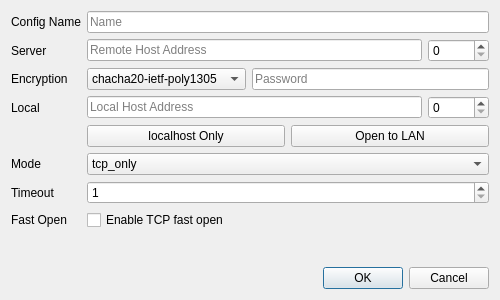
First picture: the form in src/ui/EditDialog.ui, repository df543/shadowsocks-face, before the edit.
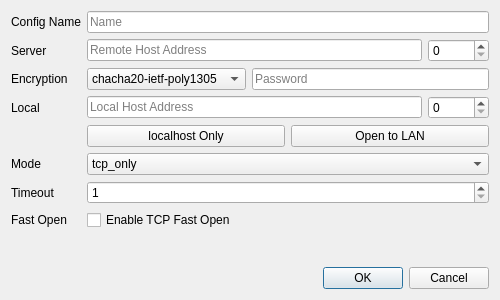
Second picture: the form after the edit.

What changed in the file:
```diff
--- a/src/ui/EditDialog.ui
+++ b/src/ui/EditDialog.ui
@@ -108,7 +108,7 @@
      <item row="7" column="1">
       <widget class="QCheckBox" name="checkBox_fastopen">
        <property name="text">
-        <string>Enable TCP fast open</string>
+        <string>Enable TCP Fast Open</string>
        </property>
       </widget>
      </item>
```
